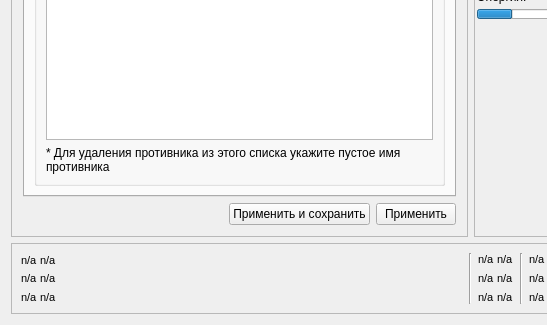
First picture: the form in main_window.ui, repository sofgame-plugin/psiplus-plugin, before the edit; both pictures show x 0 to 547 and y 372 to 697 of the 637 by 697 pixel window.
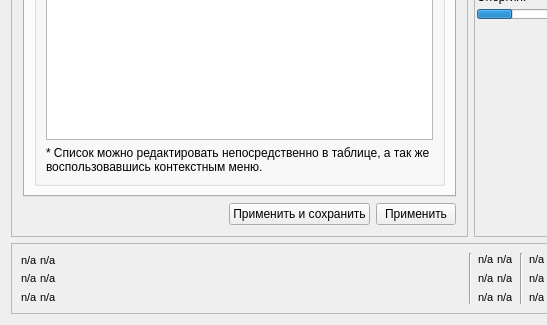
Second picture: the form after the edit. The open tabs and pages were chosen to show the change. Custom widgets are drawn as their Qt base class.

Commit message: Доработано редактирование особых противников. Пофиксены некоторые недочеты, добавлено контекстное меню.

What changed in the file:
```diff
--- a/main_window.ui
+++ b/main_window.ui
@@ -1972,7 +1972,7 @@
                    <item>
                     <widget class="QLabel" name="label_13">
                      <property name="text">
-                      <string>* Для удаления противника из этого списка укажите пустое имя противника</string>
+                      <string>* Список можно редактировать непосредственно в таблице, а так же воспользовавшись контекстным меню.</string>
                      </property>
                      <property name="wordWrap">
                       <bool>true</bool>
```
Left out of the diff: 9 changed lines with no effect on the pictures. The commit also changes 2 other files.
